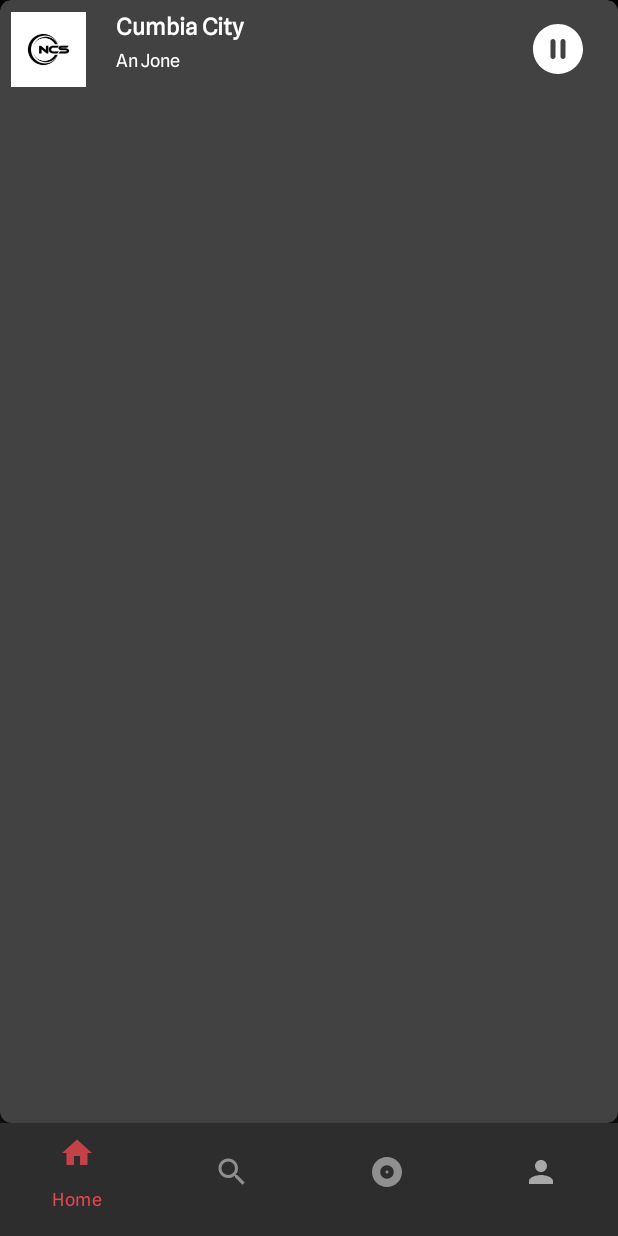
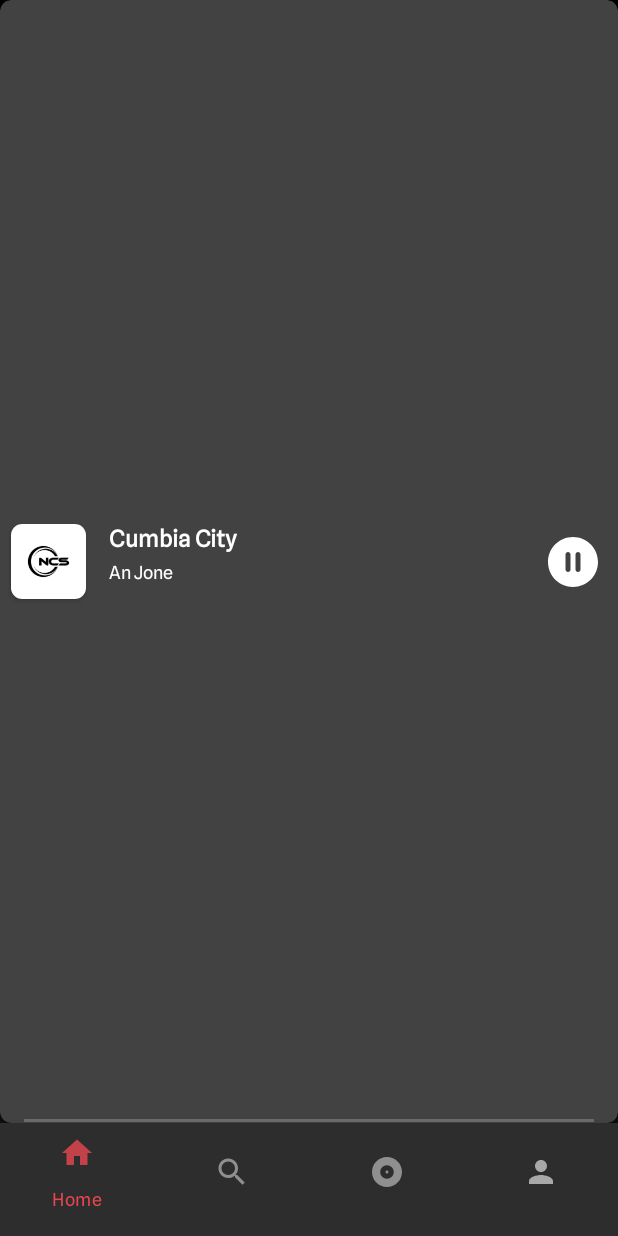
Before and after one commit to abijith611/ZTunes, an Android app: the fragment MiniPlayerFragment placed in its activity, on a phone screen of 412 x 824 dp. Run offline under Robolectric (Android 15) with nearby library versions, the phone set to English and light mode, and no system bars; our stand-ins replace Room's generated code.

Commit message:
MiniPlayer Seekbar update

```diff
--- a/app/src/main/java/com/example/mymusicapplication/fragments/MiniPlayerFragment.kt
+++ b/app/src/main/java/com/example/mymusicapplication/fragments/MiniPlayerFragment.kt
@@ -3,6 +3,8 @@ package com.example.mymusicapplication.fragments
 import android.annotation.SuppressLint
 import android.os.Build
 import android.os.Bundle
+import android.os.Handler
+import android.os.Looper
 import android.util.Log
 import android.view.*
 import android.view.animation.AnimationUtils
@@ -97,6 +99,27 @@ class MiniPlayerFragment : Fragment(), GestureDetector.OnGestureListener{
                     binding.ivPlayMini.setImageResource(R.drawable.ic_pause)
                 }
             }
+        }
+
+        val handler = Handler(Looper.getMainLooper())
+        val delay = 250L
+        handler.postDelayed(object: Runnable{
+            override fun run() {
+                try{
+                    if(MusicService.mediaPlayerService.currentPosition <= MusicService.mediaPlayerService.duration) {
+                        setSeekbarPosition(binding)
+                        //Log.i("DetailFragment", "${mediaPlayerService.currentPosition} ${mediaPlayerService.duration}")
+                    }
+                }
+                catch (e:Exception){
+                    Log.i("ex", e.printStackTrace().toString())                }
+
+                handler.postDelayed(this,delay)
+            }
+        },delay)
+
+        binding.seekBar.setOnTouchListener{_,_->
+            return@setOnTouchListener true
         }
 
 
@@ -236,6 +259,11 @@ class MiniPlayerFragment : Fragment(), GestureDetector.OnGestureListener{
 
     }
 
+    private fun setSeekbarPosition(binding: FragmentMiniPlayerBinding){
+        binding.seekBar.max = MusicService.mediaPlayerService.duration
+        binding.seekBar.progress = MusicService.mediaPlayerService.currentPosition
+    }
+
 
 
 
--- a/app/src/main/res/layout/activity_main.xml
+++ b/app/src/main/res/layout/activity_main.xml
@@ -25,7 +25,7 @@
     <androidx.fragment.app.FragmentContainerView
         android:id="@+id/miniPlayerFragmentContainer"
         android:layout_width="match_parent"
-        android:layout_height="65dp"
+        android:layout_height="70dp"
         android:layout_marginBottom="5dp"
         android:layout_marginStart="5dp"
         android:layout_marginEnd="5dp"
--- a/app/src/main/res/layout/fragment_mini_player.xml
+++ b/app/src/main/res/layout/fragment_mini_player.xml
@@ -3,7 +3,7 @@
     xmlns:app="http://schemas.android.com/apk/res-auto"
     xmlns:tools="http://schemas.android.com/tools"
     android:layout_width="match_parent"
-    android:layout_height="65dp"
+    android:layout_height="70dp"
 
     tools:context=".fragments.MiniPlayerFragment">
     <androidx.cardview.widget.CardView
@@ -18,26 +18,43 @@
 
     <androidx.constraintlayout.widget.ConstraintLayout
         android:layout_width="match_parent"
-        android:layout_height="65dp">
+        android:layout_height="match_parent">
+        <androidx.cardview.widget.CardView
+            android:id="@+id/imageCard"
+            android:layout_width="wrap_content"
+            android:layout_height="wrap_content"
+            android:layout_marginStart="7.5dp"
+            app:cardCornerRadius="7.5dp"
+            app:layout_constraintBottom_toBottomOf="parent"
+            app:layout_constraintStart_toStartOf="parent"
+            app:layout_constraintTop_toTopOf="parent">
+            <androidx.constraintlayout.widget.ConstraintLayout
+                android:layout_width="wrap_content"
+                android:layout_height="wrap_content">
 
                 <ImageView
                     android:id="@+id/imageView"
                     android:layout_width="50dp"
                     android:layout_height="50dp"
-            android:layout_marginStart="7.5dp"
                     android:contentDescription="@string/image"
                     app:layout_constraintBottom_toBottomOf="parent"
+                    app:layout_constraintEnd_toEndOf="parent"
                     app:layout_constraintStart_toStartOf="parent"
                     app:layout_constraintTop_toTopOf="parent"
-            tools:srcCompat="@tools:sample/avatars"
-            />
+                    tools:srcCompat="@tools:sample/avatars" />
+            </androidx.constraintlayout.widget.ConstraintLayout>
+        </androidx.cardview.widget.CardView>
+
+
+
 
         <TextView
             android:id="@+id/tvTitle"
             android:layout_width="0dp"
             android:layout_height="wrap_content"
-            android:layout_marginStart="20dp"
-            android:layout_marginEnd="20dp"
+            android:layout_marginTop="0dp"
+            android:layout_marginStart="15dp"
+            android:layout_marginEnd="15dp"
             android:ellipsize="marquee"
             android:hint="@string/title"
             android:marqueeRepeatLimit="marquee_forever"
@@ -47,8 +64,8 @@
             android:textSize="15sp"
             android:textStyle="bold"
             app:layout_constraintEnd_toStartOf="@+id/ivPlayMini"
-            app:layout_constraintStart_toEndOf="@+id/imageView"
-            app:layout_constraintTop_toTopOf="@+id/imageView" />
+            app:layout_constraintStart_toEndOf="@+id/imageCard"
+            app:layout_constraintTop_toTopOf="@+id/imageCard" />
 
         <TextView
             android:id="@+id/tvArtist"
@@ -79,11 +96,22 @@
             android:id="@+id/ivPlayMini"
             android:layout_width="40dp"
             android:layout_height="40dp"
-            android:layout_marginEnd="20dp"
+            android:layout_marginEnd="10dp"
             android:src="@drawable/ic_play"
             app:layout_constraintBottom_toBottomOf="parent"
             app:layout_constraintEnd_toEndOf="parent"
             app:layout_constraintTop_toTopOf="parent" />
+
+        <SeekBar
+            android:id="@+id/seekBar"
+            android:layout_width="match_parent"
+            android:layout_height="3dp"
+            android:progressTint="@color/custom_tint_light"
+            android:thumb="@null"
+
+            app:layout_constraintBottom_toBottomOf="parent"
+            app:layout_constraintEnd_toEndOf="parent"
+            app:layout_constraintStart_toStartOf="parent" />
 
 <!--        <ImageView-->
 <!--            android:id="@+id/ivPrevMini"-->
--- a/app/src/main/res/layout/fragment_search.xml
+++ b/app/src/main/res/layout/fragment_search.xml
@@ -139,10 +139,9 @@
                                 android:layout_marginStart="116dp"
                                 android:rotation="20"
                                 android:src="@mipmap/pop"
-                                app:layout_constraintVertical_bias="0.7"
                                 app:layout_constraintBottom_toBottomOf="parent"
                                 app:layout_constraintStart_toStartOf="parent"
-                                app:layout_constraintTop_toTopOf="parent" />
+                                app:layout_constraintTop_toTopOf="parent"/>
 
                             <TextView
                                 android:id="@+id/tvPop"
```
Lines whose indentation alone changed are shown as unchanged.
